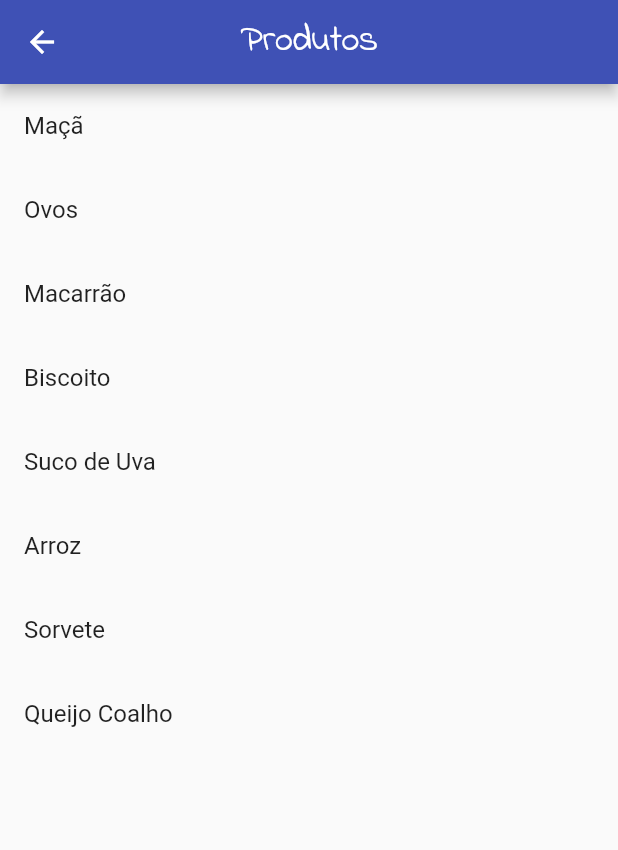
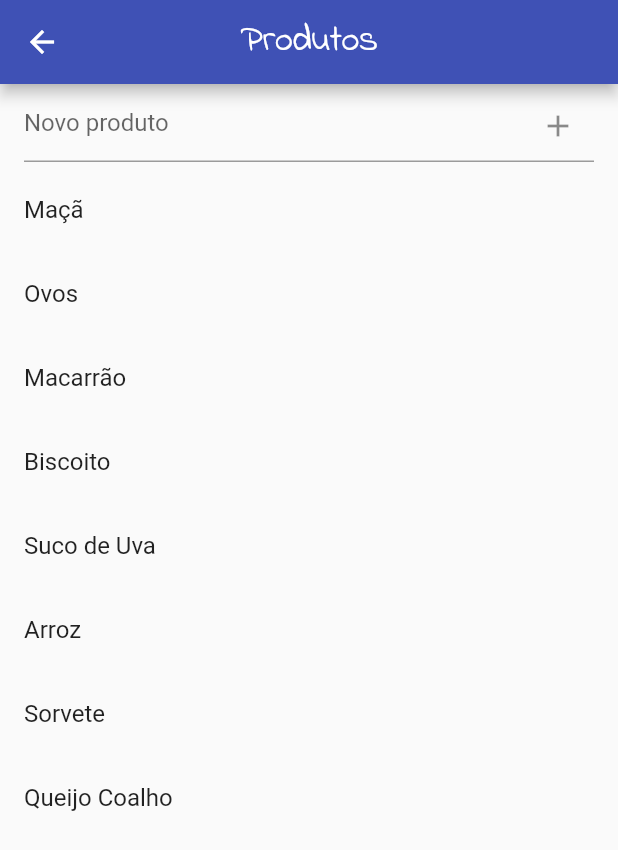
Before and after one commit to felipeemidio/PacocaApp, a Flutter app: the ItemsListPage screen opened directly, on a phone screen of 412 x 824 dp. Shown: the top 850 px of the screen. Run offline on Flutter 3.47's test engine with Material 2 defaults, Android fonts, the phone set to English and light mode, and no system bars.

Commit message:
Add field to create products

```diff
--- a/lib/pages/items_list_page.dart
+++ b/lib/pages/items_list_page.dart
@@ -1,7 +1,36 @@
 import 'package:flutter/material.dart';
 import 'package:pacocaApp/consts/mock_data.dart';
+import 'package:pacocaApp/models/product.dart';
 
-class ItemsListPage extends StatelessWidget {
+class ItemsListPage extends StatefulWidget {
+  @override
+  _ItemsListPageState createState() => _ItemsListPageState();
+}
+
+class _ItemsListPageState extends State<ItemsListPage> {
+  final productFieldController = TextEditingController();
+
+  @override
+  void dispose() {
+    productFieldController.dispose();
+    super.dispose();
+  }
+
+  void _submit() {
+    setState(() {
+      int biggestId = 0;
+      mockProductsList.forEach((element) {
+        if(element.id > biggestId) {
+          biggestId = element.id;
+        }
+      });
+      final newProduct = Product(biggestId, productFieldController.text);
+      mockProductsList.add(newProduct);
+      productFieldController.clear();
+    });
+  }
+
+
   @override
   Widget build(BuildContext context) {
     return Scaffold(
@@ -12,11 +41,32 @@ class ItemsListPage extends StatelessWidget {
         ),
         centerTitle: true,
       ),
-      body: ListView.builder(
-        itemCount: mockProductsList.length,
-        itemBuilder: (_, index) => ListTile(
-          title: Text(mockProductsList[index].name),
-        ),
+      body: Column(
+        children: [
+          Padding(
+            padding: const EdgeInsets.symmetric(horizontal: 16, vertical: 4),
+            child: TextField(
+              controller: productFieldController,
+              onSubmitted: (_) => _submit(),
+              decoration: InputDecoration(
+                hintText: 'Novo produto',
+                suffixIcon: IconButton(
+                  visualDensity: VisualDensity.compact,
+                  icon: Icon(Icons.add),
+                  onPressed: _submit,
+                ),
+              ),
+            ),
+          ),
+          Expanded(
+            child: ListView.builder(
+              itemCount: mockProductsList.length,
+              itemBuilder: (_, index) => ListTile(
+                title: Text(mockProductsList[index].name),
+              ),
+            ),
+          ),
+        ],
       ),
     );
   }
```
